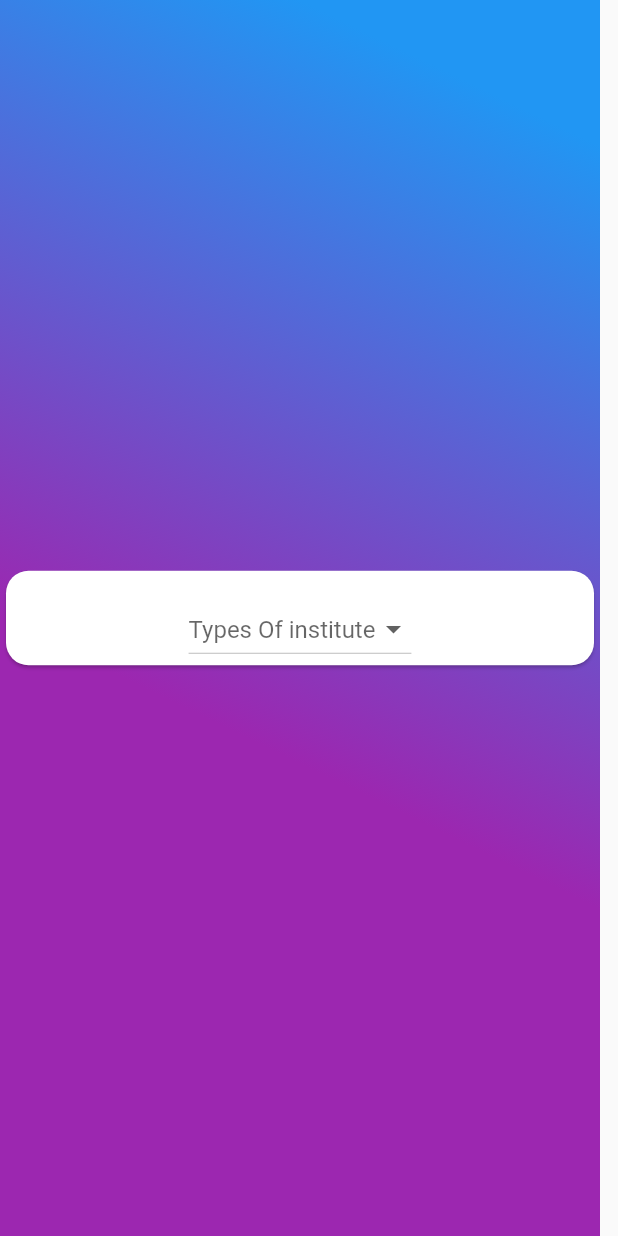
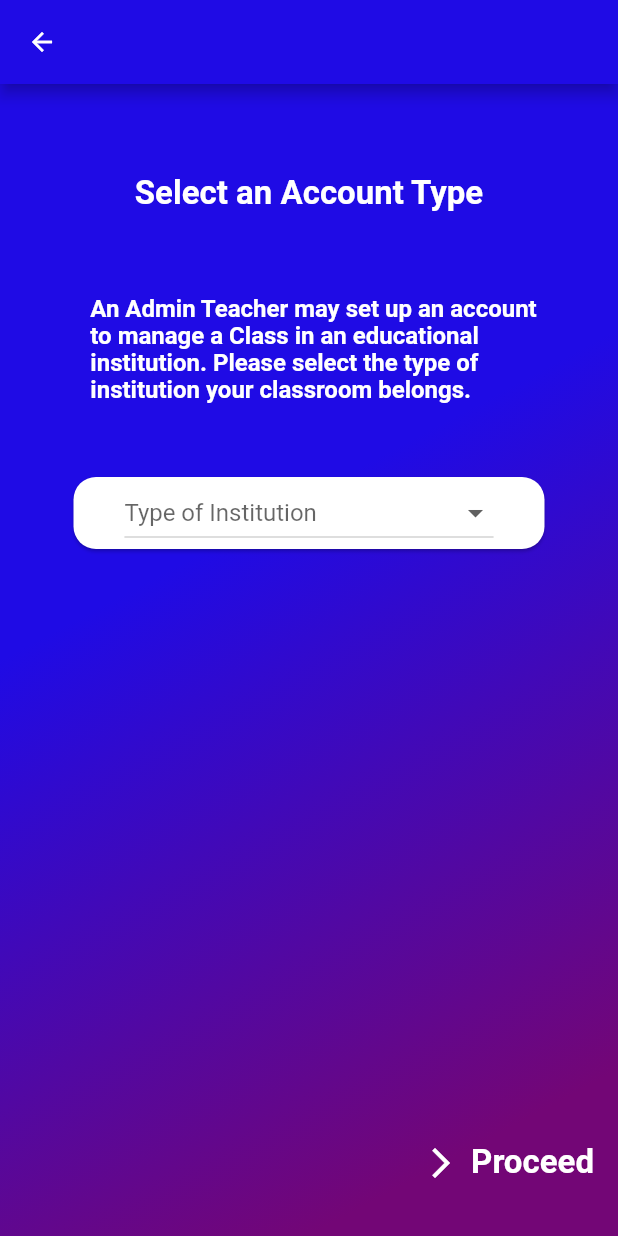
Before and after one commit to innoventix-solutions/Quizable, a Flutter app: the screen11 screen opened directly, on a phone screen of 412 x 824 dp. Run offline on Flutter 3.47's test engine with Material 2 defaults, Android fonts, the phone set to English and light mode, and no system bars; our stand-ins replace fluttertoast; Roboto replaces fonts that are missing (yu).

Commit message:
new commit

```diff
--- a/lib/drawer.dart
+++ b/lib/drawer.dart
@@ -25,13 +25,7 @@ class _drawerState extends State<drawer> {
     return Scaffold(
       appBar: AppBar(
         automaticallyImplyLeading: true,
-        leading: IconButton(
-          icon: Icon(
-            Icons.arrow_back,
-            color: Colors.white,
-            size: 20,
-          ),
-        ),
+
         title: Center(
           child: Text(
             "Admin Dashboard",
--- a/lib/global.dart
+++ b/lib/global.dart
@@ -1,10 +1,10 @@
 import 'package:flutter/material.dart';
+
 
 Color gradientblue = Color(0Xff1F0BE5);//a
 Color gradientviolet = Color(0Xff730676);//a
 Color bluecard = Color(0Xff1560A1);//a
 Color pinkcard = Color(0XffEF5F7D);//a
-
 Color blue = Color(0Xff575DFF);
 Color white = Color(0XffFFFFFF);
 Color purple = Color(0Xff7629FB);
--- a/lib/login.dart
+++ b/lib/login.dart
@@ -19,6 +19,8 @@ class _thirdState extends State<third> {
 
   TextEditingController email = new TextEditingController();
   TextEditingController pass = new TextEditingController();
+  TextEditingController usertype = new TextEditingController();
+
   Show_toast(String msg,Color color){
     Fluttertoast.showToast(
         msg: msg,
@@ -31,9 +33,10 @@ class _thirdState extends State<third> {
     );
   }
   login() async {
-    http.post("http://edusupport.innoventixsolutions.com/login.php",body: {
-      "email":email.text.toString(),
-      "password":pass.text.toString()
+    http.post("http://edusupportapp.com/api/login.php",body: {
+      "username_email":email.text.toString(),
+      "password":pass.text.toString(),
+      "user_type":usertype.text.toString()
     }).then((response){
       print(response.body.toString());
       if(response.body.toString()=="1"){
--- a/lib/main.dart
+++ b/lib/main.dart
@@ -26,7 +26,7 @@ class MyApp extends StatelessWidget {
   Widget build(BuildContext context) {
     return MaterialApp(
       theme: ThemeData(fontFamily: 'yu'),
-      home: invitecode(),debugShowCheckedModeBanner: false,
+      home: drawer(),debugShowCheckedModeBanner: false,
     routes: {
       'signup_teacher':(context)=>sec(),
       'login':(context)=>third(),
--- a/lib/screen11.dart
+++ b/lib/screen11.dart
@@ -1,5 +1,6 @@
 import 'package:flutter/material.dart';
 import 'global.dart';
+
 class screen11 extends StatefulWidget {
   @override
   _screen11State createState() => _screen11State();
@@ -8,18 +9,49 @@ class screen11 extends StatefulWidget {
 class _screen11State extends State<screen11> {
 
 
+  @override
+  Widget build(BuildContext context) {
+    return Scaffold(
+
+      appBar: AppBar(automaticallyImplyLeading: true,
+          leading: IconButton(
+            icon: Icon(
+              Icons.arrow_back,
+              color: Colors.white,
+              size: 20,
+            ),
+          ),backgroundColor: Color(0Xff1F0BE5)),
+
+      body:
+      Container(
+        decoration: BoxDecoration(gradient: LinearGradient(
+          colors: <Color>[gradientblue, gradientviolet],
+          begin: Alignment.centerLeft,
+          end: Alignment.bottomCenter,
+        ),),
 
 
+          child: Center(
+            child: Column(
+              children: <Widget>[
+                Padding(
+                  padding: const EdgeInsets.only(top: 60,bottom: 55),
+                  child: Text('Select an Account Type',
+                    style:TextStyle(color: white,fontSize: 22,fontWeight: FontWeight.bold) ,),
+                ),
 
-  @override
-  Widget build(BuildContext context) {
-    return Scaffold(body:
-        Container(width: 400,
-        decoration: bg,
-          child:new Column(mainAxisAlignment: MainAxisAlignment.center,
-          children: <Widget>[
-              Center(
-                child: new Card(shape: RoundedRectangleBorder(
+                Padding(
+                  padding: const EdgeInsets.only(left: 35,right: 25),
+                  child: Text('An Admin Teacher may set up an account \n'
+                      'to manage a Class in an educational \ninstitution. '
+                      'Please select the type of \ninstitution your classroom belongs.',
+                    style:TextStyle(color: white,fontSize: 16,fontWeight: FontWeight.bold,
+                        height: 1.1),),
+                ),
+
+                Padding(
+                  padding: const EdgeInsets.only(top: 45,left: 45,right: 45),
+                  child: Card(shape: RoundedRectangleBorder(
                     borderRadius: BorderRadius.circular(15.0),
                   ),
                     child: Column(mainAxisAlignment: MainAxisAlignment.center,
@@ -27,18 +59,47 @@ class _screen11State extends State<screen11> {
                         Container(
                           child: Column(crossAxisAlignment: CrossAxisAlignment.center,
                             children: <Widget>[
-          Center(child: Padding(
-          padding: const EdgeInsets.only(top:15),
-
-      child: Mydropdown(dropdownValues: <String>["i1","i2","i3","i4"] ,hint: "Types Of institute",)
+                              Center(child: Mydropdown(
+                                dropdownValues: <String>
+                                ["Basic School", "Distance Learning Institute",
+                                  "Religious Institute", "Secondary School",
+                                  "Tertiary Institution","Vocational & Remedial Institute",
+                                  "Other"],
+                                hint: "Type of Institution",),
+                              ),
+                            ],
+                          ),),
+                      ],
+                    ),
+                  ),
+                ),
 
 
+                Expanded(
+                  child: Padding(
+                    padding: const EdgeInsets.only(bottom: 25),
+                    child: Row(mainAxisAlignment: MainAxisAlignment.end,
+                      crossAxisAlignment: CrossAxisAlignment.end,
+                      children: <Widget>[
+                        FlatButton.icon(
+
+                          label: Text('Proceed',
+                            style: TextStyle(color: white,fontSize: 22,fontWeight: FontWeight.bold),),
+                          icon: Icon(Icons.arrow_forward_ios,color: white,),
+
+                          onPressed: () {
+                            //Code to execute when Floating Action Button is clicked
+                            //...
+                          }, ),
+                        ],),
+                  ),
+                )
+
+              ],
+            ),
+          ),
 
       ),
-          ), ],
-      ),),
-   ], ),
-          ),),],),),
     );
   }
 }
```
Lines whose indentation alone changed are shown as unchanged.
